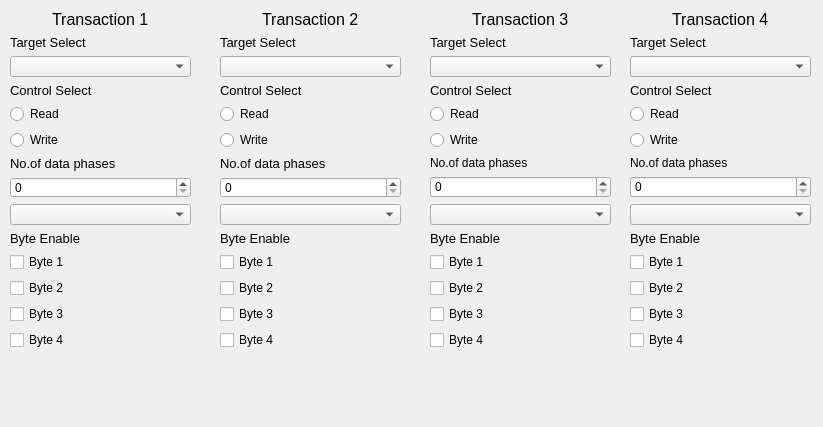
The window that PCIsimulator/subwindow.ui (Qt-Widgets/PCIbusQTgui) describes before a commit, drawn with Qt 5.
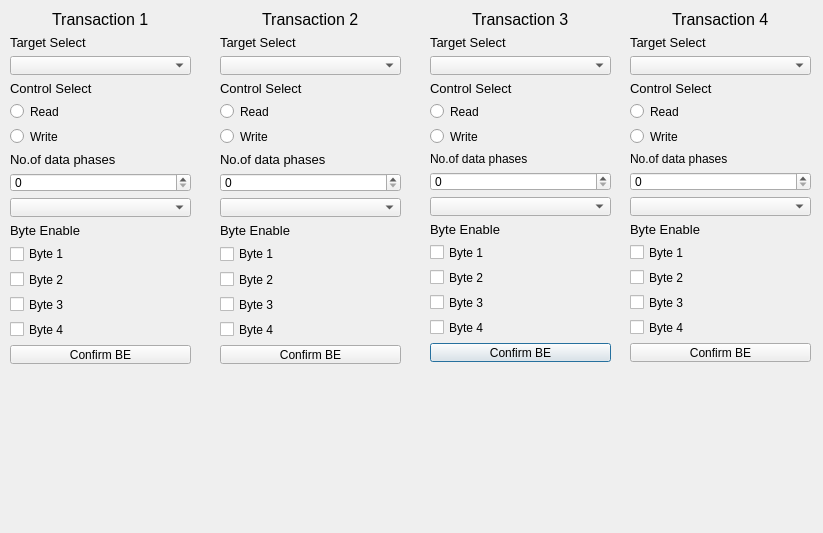
The same window after the commit.

What changed in the file:
```diff
--- a/PCIsimulator/subwindow.ui
+++ b/PCIsimulator/subwindow.ui
@@ -7,7 +7,7 @@
     <x>0</x>
     <y>0</y>
     <width>823</width>
-    <height>427</height>
+    <height>533</height>
    </rect>
   </property>
   <property name="windowTitle">
@@ -19,7 +19,7 @@
      <x>430</x>
      <y>10</y>
      <width>181</width>
-     <height>341</height>
+     <height>352</height>
     </rect>
    </property>
    <layout class="QVBoxLayout" name="verticalLayout_6">
@@ -120,17 +120,24 @@
       </property>
      </widget>
     </item>
+    <item>
+     <widget class="QCheckBox" name="Trans3_Byte3">
+      <property name="text">
+       <string>Byte 3</string>
+      </property>
+     </widget>
+    </item>
     <item>
      <widget class="QCheckBox" name="Trans3_Byte4">
       <property name="text">
-       <string>Byte 3</string>
+       <string>Byte 4</string>
       </property>
      </widget>
     </item>
     <item>
-     <widget class="QCheckBox" name="Trans3_Byte4_2">
+     <widget class="QPushButton" name="Trans3_pushButton">
       <property name="text">
-       <string>Byte 4</string>
+       <string>Confirm BE</string>
       </property>
      </widget>
     </item>
@@ -142,7 +149,7 @@
      <x>630</x>
      <y>10</y>
      <width>181</width>
-     <height>341</height>
+     <height>352</height>
     </rect>
    </property>
    <layout class="QVBoxLayout" name="verticalLayout_7">
@@ -257,6 +264,13 @@
       </property>
      </widget>
     </item>
+    <item>
+     <widget class="QPushButton" name="Trans4_pushButton">
+      <property name="text">
+       <string>Confirm BE</string>
+      </property>
+     </widget>
+    </item>
    </layout>
   </widget>
   <widget class="QWidget" name="layoutWidget_4">
@@ -265,7 +279,7 @@
      <x>10</x>
      <y>10</y>
      <width>181</width>
-     <height>341</height>
+     <height>354</height>
     </rect>
    </property>
    <layout class="QVBoxLayout" name="verticalLayout_4">
@@ -380,6 +394,13 @@
       </property>
      </widget>
     </item>
+    <item>
+     <widget class="QPushButton" name="Trans1_pushButton">
+      <property name="text">
+       <string>Confirm BE</string>
+      </property>
+     </widget>
+    </item>
    </layout>
   </widget>
   <widget class="QWidget" name="layoutWidget_5">
@@ -388,7 +409,7 @@
      <x>220</x>
      <y>10</y>
      <width>181</width>
-     <height>341</height>
+     <height>354</height>
     </rect>
    </property>
    <layout class="QVBoxLayout" name="verticalLayout_5">
@@ -503,6 +524,13 @@
       </property>
      </widget>
     </item>
+    <item>
+     <widget class="QPushButton" name="Trans2_pushButton">
+      <property name="text">
+       <string>Confirm BE</string>
+      </property>
+     </widget>
+    </item>
    </layout>
   </widget>
  </widget>
```
